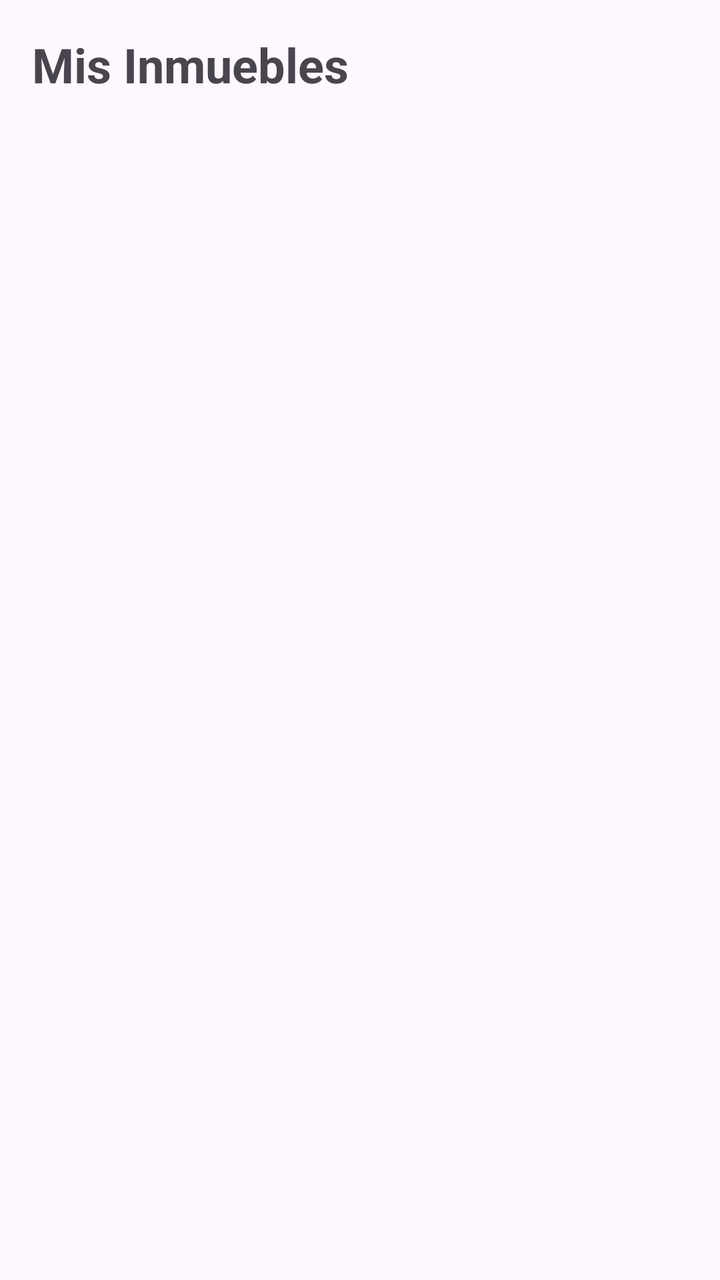
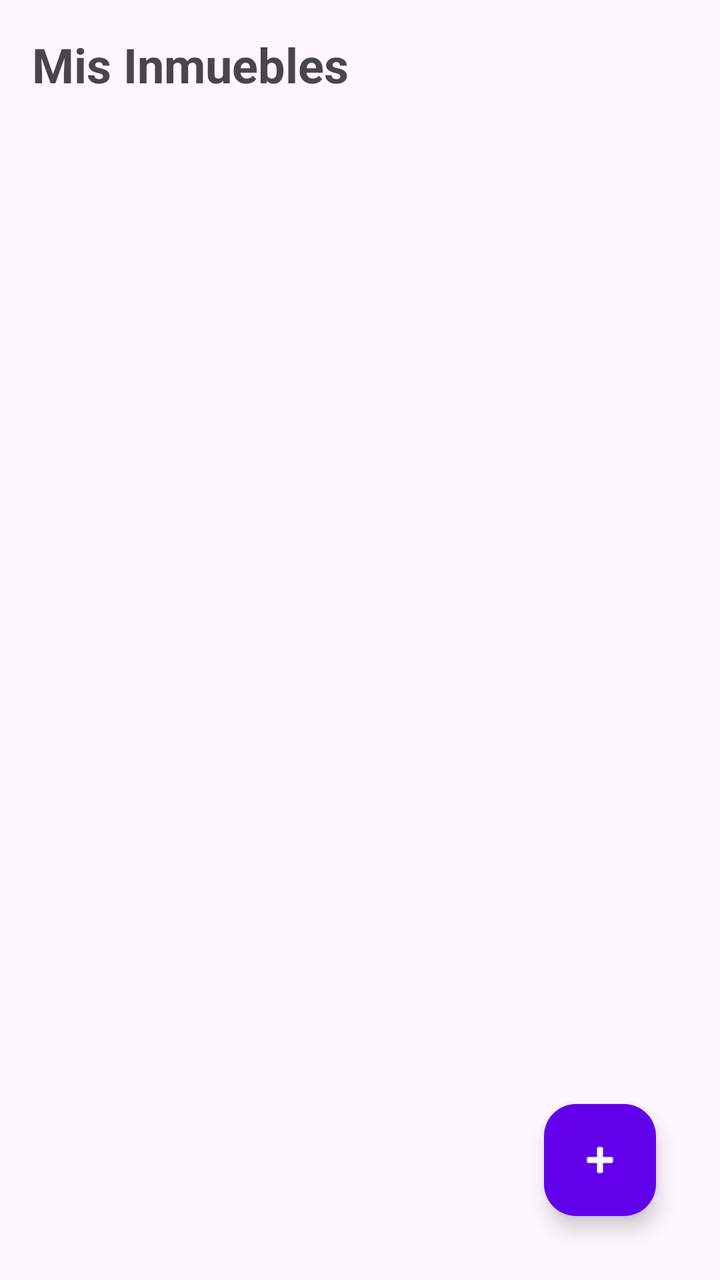

Screens rendered from an Android XML layout before and after an edit, with the pre-edit source and the edit as a unified diff.
<!-- AndroidManifest.xml: application theme Theme.RetrofitEntrega1 -->
<!-- res/layout/fragment_inmuebles.xml -->
<?xml version="1.0" encoding="utf-8"?>
<LinearLayout xmlns:android="http://schemas.android.com/apk/res/android"
    android:layout_width="match_parent"
    android:layout_height="match_parent"
    android:orientation="vertical"
    android:padding="16dp">

    <TextView
        android:layout_width="wrap_content"
        android:layout_height="wrap_content"
        android:text="Mis Inmuebles"
        android:textSize="24sp"
        android:textStyle="bold"
        android:layout_marginBottom="16dp"/>

    <androidx.recyclerview.widget.RecyclerView
        android:id="@+id/rvInmuebles"
        android:layout_width="match_parent"
        android:layout_height="match_parent" />

</LinearLayout>
<!-- resources referenced by this layout -->
<resources>
  <style name="Theme.RetrofitEntrega1" parent="Base.Theme.RetrofitEntrega1" />
  <style name="Base.Theme.RetrofitEntrega1" parent="Theme.Material3.DayNight.NoActionBar">
          
          
      </style>
</resources>

<!-- the commit's change to res/layout/fragment_inmuebles.xml (unified diff, before → after) -->
@@ -1,11 +1,12 @@
 <?xml version="1.0" encoding="utf-8"?>
-<LinearLayout xmlns:android="http://schemas.android.com/apk/res/android"
+<RelativeLayout xmlns:android="http://schemas.android.com/apk/res/android"
+    xmlns:app="http://schemas.android.com/apk/res-auto"
     android:layout_width="match_parent"
     android:layout_height="match_parent"
-    android:orientation="vertical"
     android:padding="16dp">
 
     <TextView
+        android:id="@+id/tvTituloInmuebles"
         android:layout_width="wrap_content"
         android:layout_height="wrap_content"
         android:text="Mis Inmuebles"
@@ -16,6 +17,18 @@
     <androidx.recyclerview.widget.RecyclerView
         android:id="@+id/rvInmuebles"
         android:layout_width="match_parent"
-        android:layout_height="match_parent" />
+        android:layout_height="match_parent"
+        android:layout_below="@id/tvTituloInmuebles" />
 
-</LinearLayout>
+    <com.google.android.material.floatingactionbutton.FloatingActionButton
+        android:id="@+id/fabAgregarInmueble"
+        android:layout_width="wrap_content"
+        android:layout_height="wrap_content"
+        android:layout_alignParentBottom="true"
+        android:layout_alignParentEnd="true"
+        android:layout_margin="16dp"
+        android:src="@android:drawable/ic_input_add"
+        app:tint="#FFFFFF"
+        android:backgroundTint="#6200EA" />
+
+</RelativeLayout>
